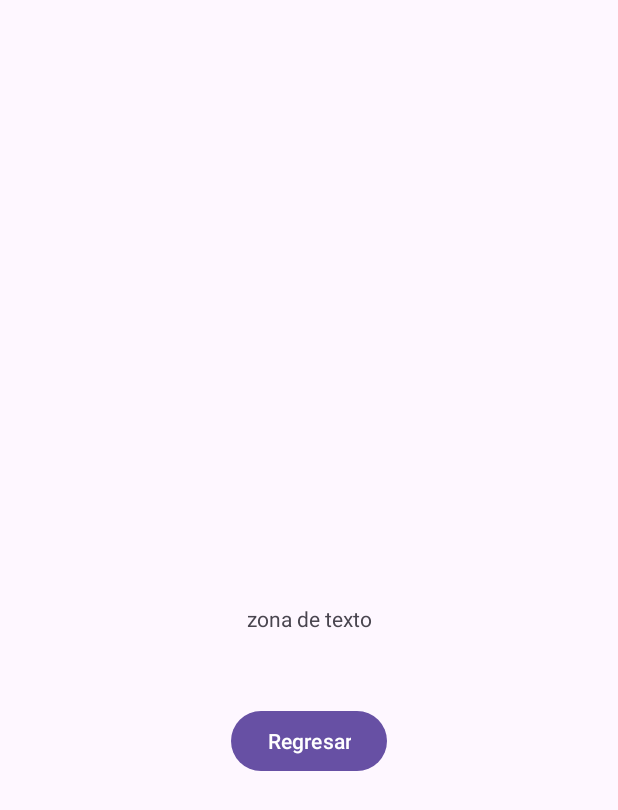
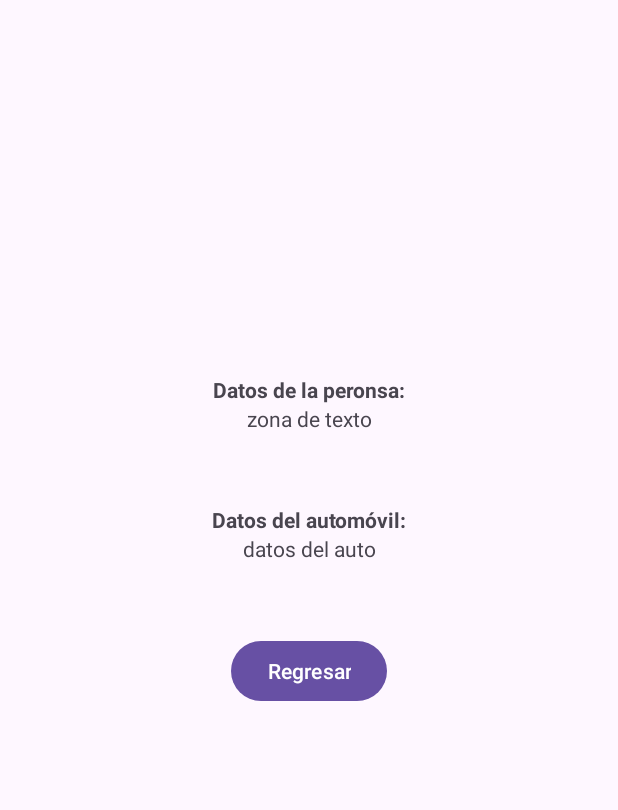
Before and after one commit to hamv15/Desarrollo-android-kotlin-actividad-1, an Android app: the layout activity_intent_receive_extras.xml on its own in the app's theme, with its tools: preview values and no code run, on a phone screen of 412 x 824 dp. Shown: the top 810 px of the screen. Run offline under Robolectric (Android 15) with nearby library versions, the phone set to English and light mode, and no system bars.

Commit message:
Cambios en el objeto que se manda entre vistas y modificacion de la vista

```diff
--- a/app/src/main/java/com/hamv/modulo4/intent/IntentSendExtrasActivity.kt
+++ b/app/src/main/java/com/hamv/modulo4/intent/IntentSendExtrasActivity.kt
@@ -21,7 +21,7 @@ class IntentSendExtrasActivity : AppCompatActivity() {
                 putExtra("EXTRA_LAST_NAME", "Meza");
                 putExtra("EXTRA_AGE", 25);
                 putExtra("EXTRA_IS_MARRIED", false);
-                putExtra("EXTRA_PERSON", Persona("Hugo", "PittZahut"))
+                putExtra("EXTRA_AUTO", Auto("Ford", "EcoSport", 2018, 38200.2,true))
             };
             //pasarle los parámetros
                 //Forma imple una por una
--- a/app/src/main/res/layout/activity_intent_receive_extras.xml
+++ b/app/src/main/res/layout/activity_intent_receive_extras.xml
@@ -7,17 +7,55 @@
     tools:context=".intent.IntentReceiveExtrasActivity">
 
     <TextView
+        android:id="@+id/nameCampoNombre"
+        android:layout_width="wrap_content"
+        android:layout_height="wrap_content"
+        android:gravity="center"
+        android:textStyle="bold"
+        android:text="Datos de la peronsa:"
+        app:layout_constraintTop_toTopOf="parent"
+        android:layout_marginTop="250dp"
+        app:layout_constraintBottom_toTopOf="@+id/labelText"
+        app:layout_constraintStart_toStartOf="parent"
+        app:layout_constraintEnd_toEndOf="parent"
+        />
+
+    <TextView
         android:id="@+id/labelText"
         android:text="zona de texto"
-        app:layout_constraintTop_toTopOf="parent"
-        app:layout_constraintBottom_toBottomOf="parent"
         android:gravity="center"
         android:layout_width="match_parent"
         android:layout_height="wrap_content"
+        app:layout_constraintTop_toBottomOf="@id/nameCampoNombre"
+        app:layout_constraintBottom_toTopOf="@id/nameCampoAuto"
          />
+
+    <TextView
+        android:id="@+id/nameCampoAuto"
+        android:text="Datos del automóvil:"
+        android:textStyle="bold"
+        android:layout_width="wrap_content"
+        android:layout_height="wrap_content"
+        app:layout_constraintTop_toBottomOf="@id/labelText"
+        android:paddingTop="48dp"
+        app:layout_constraintBottom_toTopOf="@id/datosAuto"
+        app:layout_constraintStart_toStartOf="parent"
+        app:layout_constraintEnd_toEndOf="parent"
+
+        />
+    <TextView
+        android:id="@+id/datosAuto"
+        android:text="datos del auto"
+        android:gravity="center"
+        android:layout_width="match_parent"
+        android:layout_height="wrap_content"
+        app:layout_constraintTop_toBottomOf="@id/nameCampoAuto"
+        app:layout_constraintBottom_toTopOf="@id/returnButton"
+        />
+
     <Button
         android:id="@+id/returnButton"
-        app:layout_constraintTop_toBottomOf="@+id/labelText"
+        app:layout_constraintTop_toBottomOf="@+id/datosAuto"
         app:layout_constraintStart_toStartOf="parent"
         app:layout_constraintEnd_toEndOf="parent"
         android:layout_marginTop="48dp"
--- a/app/src/main/res/layout/activity_intent_send_extras.xml
+++ b/app/src/main/res/layout/activity_intent_send_extras.xml
@@ -10,7 +10,7 @@
         android:id="@+id/sendExtrasButton"
         android:layout_width="wrap_content"
         android:layout_height="wrap_content"
-        android:text="Send extras"
+        android:text="Enviar datos"
         app:layout_constraintTop_toTopOf="parent"
         app:layout_constraintEnd_toEndOf="parent"
         app:layout_constraintStart_toStartOf="parent"
```
Also changed, not shown: app/src/main/java/com/hamv/modulo4/intent/Auto.kt (added, +11 -0 lines), app/src/main/java/com/hamv/modulo4/intent/IntentReceiveExtrasActivity.kt (+10 -6 lines), app/src/main/java/com/hamv/modulo4/intent/Persona.kt (deleted, +0 -8 lines), 1 other file.
